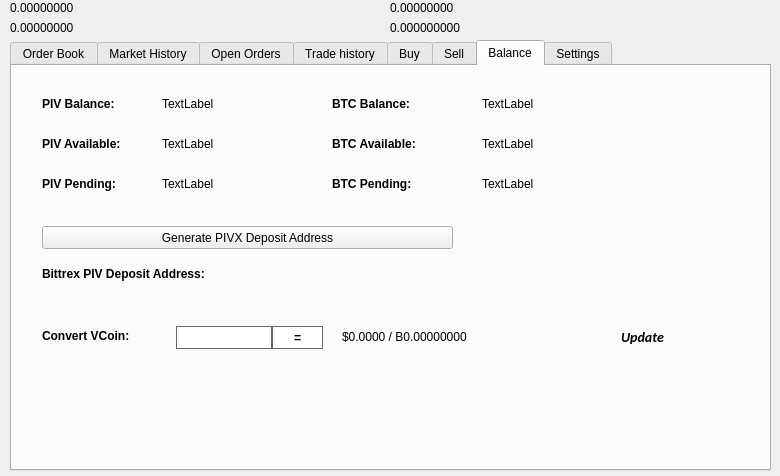
Old version of the form src/qt/forms/tradingdialog.ui in the repository smupyknight/htc-pivx.
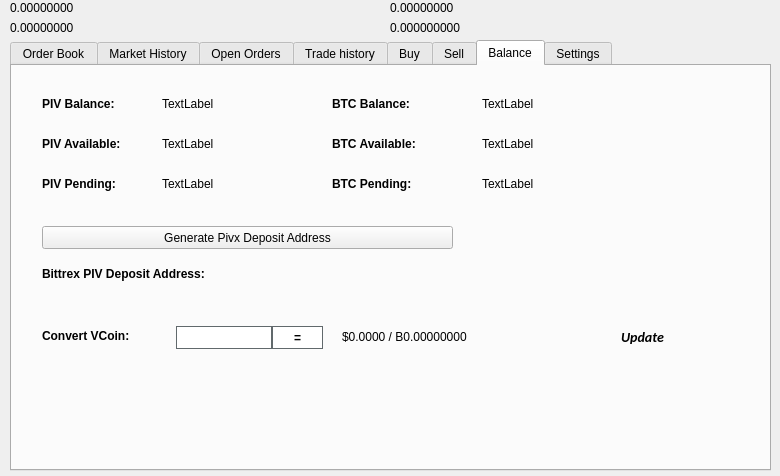
New version of the form. The open tabs and pages were chosen to show the change. Icons and pictures are not drawn.

Commit message: Checkout to PIVX v3.0.6

```diff
--- a/src/qt/forms/tradingdialog.ui
+++ b/src/qt/forms/tradingdialog.ui
@@ -2941,7 +2941,7 @@
       </rect>
      </property>
      <property name="text">
-      <string>Generate PIVX Deposit Address</string>
+      <string>Generate Pivx Deposit Address</string>
      </property>
      <property name="icon">
       <iconset resource="../pivx.qrc">
```
The commit also changes 674 other files.
